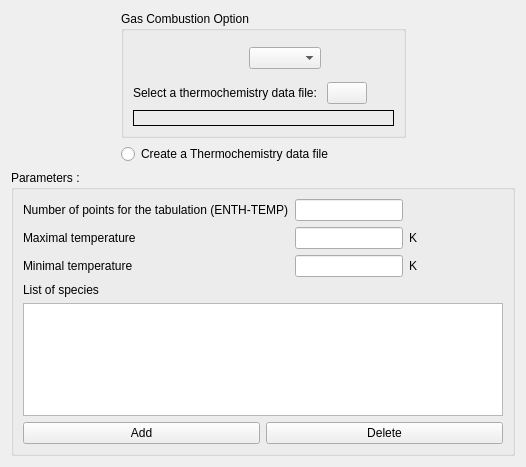
Old version of the form gui/Pages/GasCombustionForm.ui in the repository Renuda/Code_Saturne_DEV.
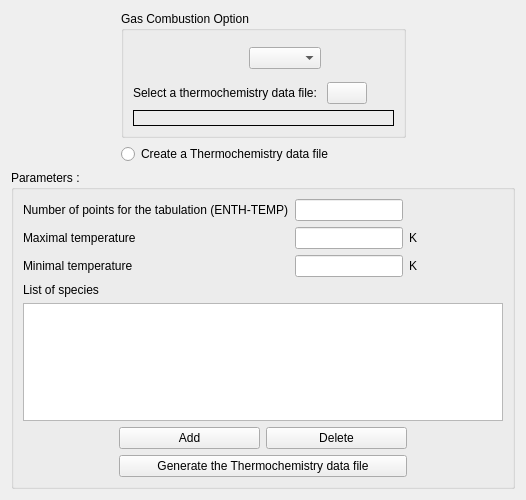
New version of the form. Icons and pictures are not drawn.

What changed in the file:
```diff
--- a/gui/Pages/GasCombustionForm.ui
+++ b/gui/Pages/GasCombustionForm.ui
@@ -7,7 +7,7 @@
     <x>0</x>
     <y>0</y>
     <width>526</width>
-    <height>467</height>
+    <height>500</height>
    </rect>
   </property>
   <property name="minimumSize">
@@ -208,6 +208,9 @@
             <verstretch>0</verstretch>
            </sizepolicy>
           </property>
+          <property name="toolTip">
+           <string>&lt;html&gt;&lt;head/&gt;&lt;body&gt;&lt;p&gt;&lt;span style=&quot; font-size:9pt;&quot;&gt;Minimal temperature for the tabulation (ENTH-TEMP).&lt;/span&gt;&lt;/p&gt;&lt;/body&gt;&lt;/html&gt;</string>
+          </property>
          </widget>
         </item>
         <item row="1" column="0">
@@ -239,6 +242,9 @@
             <verstretch>0</verstretch>
            </sizepolicy>
           </property>
+          <property name="toolTip">
+           <string>&lt;html&gt;&lt;head/&gt;&lt;body&gt;&lt;p&gt;&lt;span style=&quot; font-size:9pt;&quot;&gt;Maximal temperature for the tabulation (ENTH-TEMP).&lt;/span&gt;&lt;/p&gt;&lt;/body&gt;&lt;/html&gt;</string>
+          </property>
          </widget>
         </item>
         <item row="0" column="0">
@@ -262,6 +268,9 @@
             <verstretch>0</verstretch>
            </sizepolicy>
           </property>
+          <property name="toolTip">
+           <string>&lt;html&gt;&lt;head/&gt;&lt;body&gt;&lt;p&gt;&lt;span style=&quot; font-size:9pt;&quot;&gt;Number of points for the tabulation (ENTH-TEMP).&lt;/span&gt;&lt;/p&gt;&lt;/body&gt;&lt;/html&gt;</string>
+          </property>
          </widget>
         </item>
         <item row="2" column="0">
@@ -290,6 +299,9 @@
        <layout class="QGridLayout" name="gridLayout_4">
         <item row="2" column="0">
          <widget class="QTableView" name="tableViewSpecies">
+          <property name="toolTip">
+           <string>&lt;html&gt;&lt;head/&gt;&lt;body&gt;&lt;p&gt;&lt;span style=&quot; font-size:9pt;&quot;&gt;List of all the species.&lt;/span&gt;&lt;/p&gt;&lt;p&gt;&lt;span style=&quot; font-size:9pt;&quot;&gt;For each specie give:&lt;/span&gt;&lt;/p&gt;&lt;p&gt;&lt;span style=&quot; font-size:9pt;&quot;&gt;- the chemical formula (example : O2, N2). The chemical elements available are &lt;/span&gt;&lt;span style=&quot; font-size:9pt; font-weight:600;&quot;&gt;C&lt;/span&gt;&lt;span style=&quot; font-size:9pt;&quot;&gt;, &lt;/span&gt;&lt;span style=&quot; font-size:9pt; font-weight:600;&quot;&gt;H&lt;/span&gt;&lt;span style=&quot; font-size:9pt;&quot;&gt;, &lt;/span&gt;&lt;span style=&quot; font-size:9pt; font-weight:600;&quot;&gt;O&lt;/span&gt;&lt;span style=&quot; font-size:9pt;&quot;&gt;, &lt;/span&gt;&lt;span style=&quot; font-size:9pt; font-weight:600;&quot;&gt;N &lt;/span&gt;&lt;span style=&quot; font-size:9pt;&quot;&gt;and&lt;/span&gt;&lt;span style=&quot; font-size:9pt; font-weight:600;&quot;&gt; C(S)&lt;/span&gt;&lt;span style=&quot; font-size:9pt;&quot;&gt;. &lt;/span&gt;&lt;/p&gt;&lt;p&gt;&lt;span style=&quot; font-size:9pt;&quot;&gt;- the Fuel, Oxidant or Product composition (example for the two oxidants : &lt;/span&gt;&lt;span style=&quot; font-size:9pt; font-weight:600;&quot;&gt;1&lt;/span&gt;&lt;span style=&quot; font-size:9pt;&quot;&gt;O2 + &lt;/span&gt;&lt;span style=&quot; font-size:9pt; font-weight:600;&quot;&gt;3.76&lt;/span&gt;&lt;span style=&quot; font-size:9pt;&quot;&gt;N2).&lt;/span&gt;&lt;/p&gt;&lt;p&gt;&lt;span style=&quot; font-size:9pt;&quot;&gt;- the absorption coefficient.&lt;/span&gt;&lt;/p&gt;&lt;p&gt;&lt;span style=&quot; font-size:9pt;&quot;&gt;Remarks : The chemical reaction is automatically set to the equilibrium, so for the products, the user needs only to specify the composition for the species which share the same chemical elements. (example: for products CO2, CO and C(S), the user will need to give the composition for two of this three species). Check the chemical reaction in the listing.&lt;/span&gt;&lt;/p&gt;&lt;/body&gt;&lt;/html&gt;</string>
+          </property>
           <property name="alternatingRowColors">
            <bool>true</bool>
           </property>
@@ -298,17 +310,38 @@
           </property>
          </widget>
         </item>
-        <item row="1" column="0">
-         <widget class="QLabel" name="labelListSpecies">
-          <property name="text">
-           <string>List of species</string>
-          </property>
-         </widget>
-        </item>
         <item row="3" column="0">
          <layout class="QHBoxLayout" name="horizontalLayout">
+          <item>
+           <spacer name="horizontalSpacer_7">
+            <property name="orientation">
+             <enum>Qt::Horizontal</enum>
+            </property>
+            <property name="sizeHint" stdset="0">
+             <size>
+              <width>40</width>
+              <height>20</height>
+             </size>
+            </property>
+           </spacer>
+          </item>
           <item>
            <widget class="QPushButton" name="pushButtonAddSpecie">
+            <property name="sizePolicy">
+             <sizepolicy hsizetype="Maximum" vsizetype="Fixed">
+              <horstretch>0</horstretch>
+              <verstretch>0</verstretch>
+             </sizepolicy>
+            </property>
+            <property name="minimumSize">
+             <size>
+              <width>141</width>
+              <height>0</height>
+             </size>
+            </property>
+            <property name="toolTip">
+             <string>&lt;html&gt;&lt;head/&gt;&lt;body&gt;&lt;p&gt;&lt;span style=&quot; font-size:9pt;&quot;&gt;Add a Specie.&lt;/span&gt;&lt;/p&gt;&lt;/body&gt;&lt;/html&gt;</string>
+            </property>
             <property name="text">
              <string>Add</string>
             </property>
@@ -316,12 +349,99 @@
           </item>
           <item>
            <widget class="QPushButton" name="pushButtonDeleteSpecie">
+            <property name="sizePolicy">
+             <sizepolicy hsizetype="Maximum" vsizetype="Fixed">
+              <horstretch>0</horstretch>
+              <verstretch>0</verstretch>
+             </sizepolicy>
+            </property>
+            <property name="minimumSize">
+             <size>
+              <width>141</width>
+              <height>0</height>
+             </size>
+            </property>
+            <property name="toolTip">
+             <string>&lt;html&gt;&lt;head/&gt;&lt;body&gt;&lt;p&gt;&lt;span style=&quot; font-size:9pt;&quot;&gt;Delete the selected species.&lt;/span&gt;&lt;/p&gt;&lt;/body&gt;&lt;/html&gt;</string>
+            </property>
             <property name="text">
              <string>Delete</string>
             </property>
            </widget>
           </item>
+          <item>
+           <spacer name="horizontalSpacer_8">
+            <property name="orientation">
+             <enum>Qt::Horizontal</enum>
+            </property>
+            <property name="sizeHint" stdset="0">
+             <size>
+              <width>40</width>
+              <height>20</height>
+             </size>
+            </property>
+           </spacer>
+          </item>
          </layout>
+        </item>
+        <item row="1" column="0">
+         <widget class="QLabel" name="labelListSpecies">
+          <property name="text">
+           <string>List of species</string>
+          </property>
+         </widget>
+        </item>
+       </layout>
+      </item>
+      <item>
+       <layout class="QHBoxLayout" name="horizontalLayout_5">
+        <item>
+         <spacer name="horizontalSpacer_6">
+          <property name="orientation">
+           <enum>Qt::Horizontal</enum>
+          </property>
+          <property name="sizeHint" stdset="0">
+           <size>
+            <width>40</width>
+            <height>20</height>
+           </size>
+          </property>
+         </spacer>
+        </item>
+        <item>
+         <widget class="QPushButton" name="pushButtonGenerateJanafFile">
+          <property name="sizePolicy">
+           <sizepolicy hsizetype="Maximum" vsizetype="Fixed">
+            <horstretch>0</horstretch>
+            <verstretch>0</verstretch>
+           </sizepolicy>
+          </property>
+          <property name="minimumSize">
+           <size>
+            <width>288</width>
+            <height>0</height>
+           </size>
+          </property>
+          <property name="toolTip">
+           <string>&lt;html&gt;&lt;head/&gt;&lt;body&gt;&lt;p&gt;&lt;span style=&quot; font-size:9pt;&quot;&gt;Generate the thermochemistry data file and automatically select it.&lt;/span&gt;&lt;/p&gt;&lt;/body&gt;&lt;/html&gt;</string>
+          </property>
+          <property name="text">
+           <string>Generate the Thermochemistry data file</string>
+          </property>
+         </widget>
+        </item>
+        <item>
+         <spacer name="horizontalSpacer_5">
+          <property name="orientation">
+           <enum>Qt::Horizontal</enum>
+          </property>
+          <property name="sizeHint" stdset="0">
+           <size>
+            <width>40</width>
+            <height>20</height>
+           </size>
+          </property>
+         </spacer>
         </item>
        </layout>
       </item>
```
